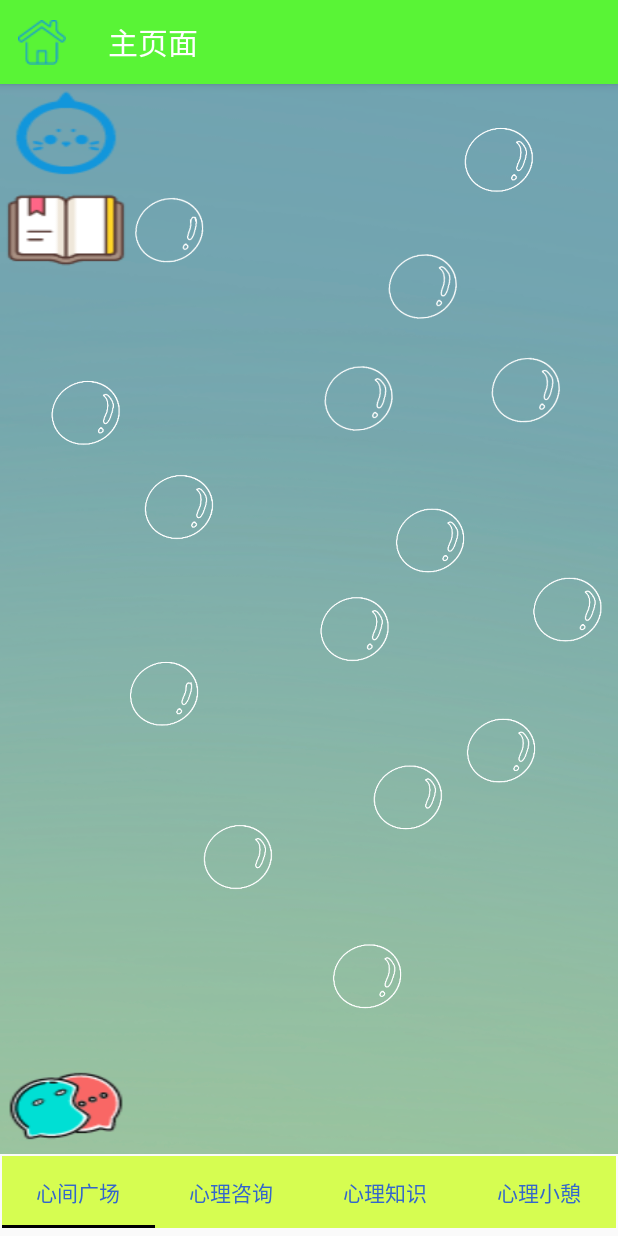
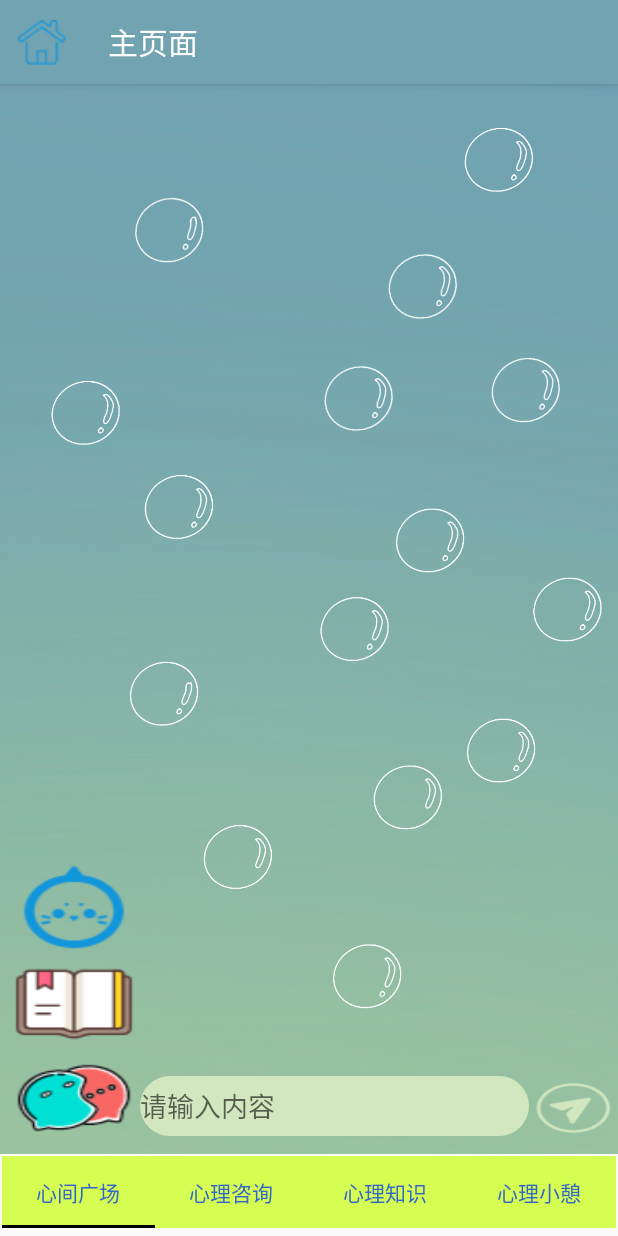
Before and after one commit to zechaowei/Android-ReturnPlus, an Android app: the MainActivity screen opened directly, with no data from a screen before it, on a phone screen of 412 x 824 dp. Run offline under Robolectric (Android 15) with nearby library versions, the light colour scheme and no system bars.

Commit message:
v1.7.0 完善Main页面布局设计｜实现部分签到

```diff
--- a/app/build.gradle
+++ b/app/build.gradle
@@ -29,7 +29,6 @@ android {
 }
 
 dependencies {
-
     implementation 'androidx.appcompat:appcompat:1.6.1'
     implementation 'com.google.android.material:material:1.8.0'
     implementation 'androidx.constraintlayout:constraintlayout:2.1.4'
--- a/app/src/main/java/com/example/returnplus/fragment/fragment_square.java
+++ b/app/src/main/java/com/example/returnplus/fragment/fragment_square.java
@@ -1,7 +1,9 @@
 package com.example.returnplus.fragment;
 
+import android.annotation.SuppressLint;
 import android.content.Intent;
 import android.os.Bundle;
+import android.util.Log;
 import android.view.LayoutInflater;
 import android.view.View;
 import android.view.ViewGroup;
@@ -24,8 +26,12 @@ public class fragment_square extends Fragment {
     private Button btn_bubble;
     private Button btn_diary;
     private Button btn_discussion;
+    private  Button btn_send;
+
+
     protected Intent intent;
 
+    @SuppressLint("MissingInflatedId")
     @Nullable
     @Override
     public View onCreateView(@NonNull LayoutInflater inflater, @Nullable ViewGroup container, @Nullable Bundle savedInstanceState) {
@@ -35,11 +41,21 @@ public class fragment_square extends Fragment {
         btn_bubble = view.findViewById(R.id.btn_bubble);
         btn_diary = view.findViewById(R.id.btn_diary);
         btn_discussion = view.findViewById(R.id.btn_discussion);
+        btn_send = view.findViewById(R.id.btn_send);
+
+
 
 
         btn_bubble.setOnClickListener(new BtnOnClickListener());
         btn_diary.setOnClickListener(new BtnOnClickListener());
         btn_discussion.setOnClickListener(new BtnOnClickListener());
+
+        btn_send.setOnClickListener(new View.OnClickListener() {
+            @Override
+            public void onClick(View view) {
+                Log.d("fragment_square","发送成功");
+            }
+        });
 
 
         return view;
--- a/app/src/main/java/com/example/returnplus/home/MedicineActivity.java
+++ b/app/src/main/java/com/example/returnplus/home/MedicineActivity.java
@@ -28,6 +28,11 @@ public class MedicineActivity extends AppCompatActivity {
         setContentView(R.layout.activity_medicine);
     }
 
+    /**
+     * 返回到home页面
+     * @param item
+     * @return
+     */
     @Override
     public boolean onOptionsItemSelected(@NonNull MenuItem item) {
         if (item.getItemId() == android.R.id.home) {
--- a/app/src/main/java/com/example/returnplus/login/SplashActivity.java
+++ b/app/src/main/java/com/example/returnplus/login/SplashActivity.java
@@ -29,7 +29,7 @@ public class SplashActivity extends AppCompatActivity {
 
         setContentView(R.layout.activity_splash);
         //设置3秒后
-        handler.sendEmptyMessageDelayed(0, 1000);
+        handler.sendEmptyMessageDelayed(0, 3000);
     }
 
 
--- /dev/null
+++ b/app/src/main/res/drawable/fragment_send.xml
@@ -0,0 +1,10 @@
+<?xml version="1.0" encoding="utf-8"?>
+<selector xmlns:android="http://schemas.android.com/apk/res/android"
+    android:shape="rectangle">
+    <item>
+        <shape>
+            <solid android:color="#D2E7BF"/>
+            <corners android:radius="150dp"/>
+        </shape>
+    </item>
+</selector>
--- a/app/src/main/res/layout/activity_splash.xml
+++ b/app/src/main/res/layout/activity_splash.xml
@@ -1,10 +1,10 @@
 <?xml version="1.0" encoding="utf-8"?>
-<androidx.constraintlayout.widget.ConstraintLayout xmlns:android="http://schemas.android.com/apk/res/android"
+<LinearLayout xmlns:android="http://schemas.android.com/apk/res/android"
     xmlns:app="http://schemas.android.com/apk/res-auto"
     xmlns:tools="http://schemas.android.com/tools"
     android:layout_width="match_parent"
     android:layout_height="match_parent"
     tools:context=".login.SplashActivity"
-    android:background="@drawable/icon_login_test">
+    android:background="@drawable/icon_access">
 
-</androidx.constraintlayout.widget.ConstraintLayout>
+</LinearLayout>
--- a/app/src/main/res/layout/fragment_square.xml
+++ b/app/src/main/res/layout/fragment_square.xml
@@ -1,30 +1,73 @@
 <?xml version="1.0" encoding="utf-8"?>
 <RelativeLayout xmlns:android="http://schemas.android.com/apk/res/android"
+    xmlns:tools="http://schemas.android.com/tools"
     android:layout_width="match_parent"
     android:layout_height="match_parent"
-    android:orientation="vertical"
     android:background="@drawable/heart_square">
 
+    <LinearLayout
+        android:layout_alignParentBottom="true"
+        android:layout_width="match_parent"
+        android:layout_height="wrap_content"
+        android:orientation="horizontal">
 
+
+        <!--左侧的三个按钮-->
+        <LinearLayout
+            android:layout_width="wrap_content"
+            android:layout_height="wrap_content"
+            android:layout_gravity="center_horizontal|left"
+            android:orientation="vertical"
+            android:paddingLeft="5dp"
+            android:paddingBottom="5dp"
+            tools:ignore="RtlHardcoded">
             <Button
                 android:id="@+id/btn_bubble"
                 android:layout_width="wrap_content"
                 android:layout_height="wrap_content"
-        android:background="@drawable/icon_bubble_64"
-        android:layout_alignParentTop="true"/>
-
+                android:background="@drawable/icon_bubble_64" />
             <Button
                 android:id="@+id/btn_diary"
                 android:layout_width="wrap_content"
                 android:layout_height="wrap_content"
-        android:background="@drawable/icon_diary_64"
-        android:layout_below="@+id/btn_bubble"/>
-
+                android:background="@drawable/icon_diary_64" />
             <Button
                 android:id="@+id/btn_discussion"
                 android:layout_width="wrap_content"
                 android:layout_height="wrap_content"
-        android:background="@drawable/icon_discussion_64"
-        android:layout_alignParentBottom="true"/>
+                android:background="@drawable/icon_discussion_64" />
+
+        </LinearLayout>
+
+        <LinearLayout
+            android:layout_weight="1"
+            android:layout_gravity="bottom"
+            android:layout_width="0dp"
+            android:layout_height="match_parent"
+            android:orientation="horizontal">
+
+            <EditText
+                android:layout_width="wrap_content"
+                android:layout_height="40dp"
+                android:layout_weight="9"
+                android:layout_gravity="bottom"
+                android:hint="请输入内容"
+                android:layout_marginBottom="5dp"
+                android:maxLines="1"
+                android:background="@drawable/fragment_send"
+                tools:ignore="NestedWeights" />
+
+            <Button
+                android:id="@+id/btn_send"
+                android:layout_width="40dp"
+                android:layout_height="40dp"
+                android:layout_weight="1"
+                android:background="@drawable/icon_send"
+                android:layout_gravity="bottom"
+                android:layout_marginBottom="5dp"/>
+
+        </LinearLayout>
+
+    </LinearLayout>
 
 </RelativeLayout>
--- a/app/src/main/res/values/themes.xml
+++ b/app/src/main/res/values/themes.xml
@@ -3,7 +3,7 @@
     <style name="Theme.ReturnPlus" parent="Theme.MaterialComponents.DayNight.DarkActionBar.Bridge">
         <!-- Primary brand color. -->
 <!--        修改标题栏的颜色-->
-        <item name="colorPrimary">#59F436</item>
+        <item name="colorPrimary">#71A3B1</item>
         <item name="colorPrimaryVariant">@color/purple_700</item>
         <item name="colorOnPrimary">@color/white</item>
         <!-- Secondary brand color. -->
```
Also changed, not shown: app/src/main/java/com/example/returnplus/BubbleActivity.java (+26 -0 lines), app/src/main/java/com/example/returnplus/DiaryActivity.java (+26 -0 lines), app/src/main/java/com/example/returnplus/DiscussionActivity.java (+26 -0 lines), app/src/main/java/com/example/returnplus/MainActivity.java (+24 -1 lines), app/src/main/java/com/example/returnplus/home/SignActivity.java (+14 -0 lines), app/src/main/res/layout/activity_sign.xml (+13 -3 lines), app/src/main/res/drawable/icon_access.png (added), app/src/main/res/drawable/icon_login_test.png (deleted), app/src/main/res/drawable/icon_send.png (added). Lines whose indentation alone changed are shown as unchanged.
